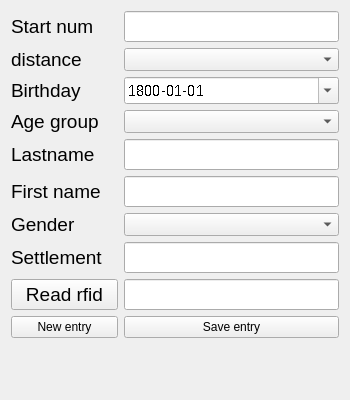
Above: src/views/localentry/localentry.ui from stivehu/um3 before the change. Below: the same form after it.
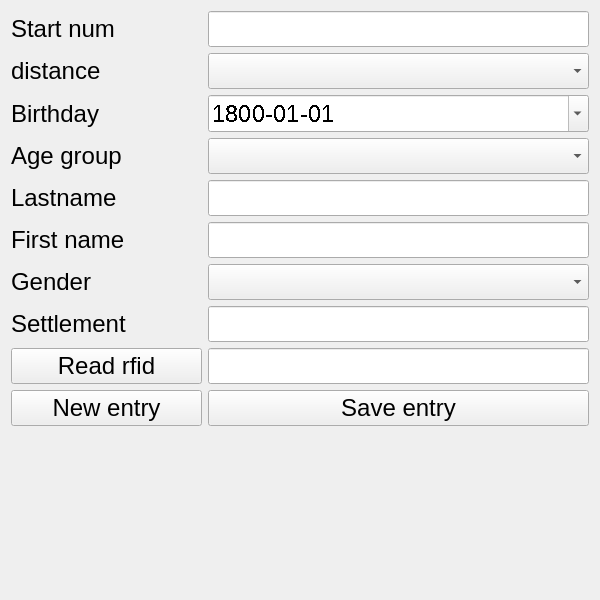
That is the form after the change.

```diff
--- a/src/views/localentry/localentry.ui
+++ b/src/views/localentry/localentry.ui
@@ -9,8 +9,8 @@
    <rect>
     <x>0</x>
     <y>0</y>
-    <width>350</width>
-    <height>400</height>
+    <width>600</width>
+    <height>600</height>
    </rect>
   </property>
   <property name="sizePolicy">
@@ -47,7 +47,7 @@
              </property>
              <property name="font">
               <font>
-               <pointsize>14</pointsize>
+               <pointsize>18</pointsize>
               </font>
              </property>
              <property name="text">
@@ -68,7 +68,7 @@
              </property>
              <property name="font">
               <font>
-               <pointsize>14</pointsize>
+               <pointsize>18</pointsize>
               </font>
              </property>
              <property name="styleSheet">
@@ -90,7 +90,7 @@
              </property>
              <property name="font">
               <font>
-               <pointsize>14</pointsize>
+               <pointsize>18</pointsize>
               </font>
              </property>
              <property name="text">
@@ -106,6 +106,11 @@
                <verstretch>0</verstretch>
               </sizepolicy>
              </property>
+             <property name="font">
+              <font>
+               <pointsize>18</pointsize>
+              </font>
+             </property>
             </widget>
            </item>
           </layout>
@@ -122,7 +127,7 @@
              </property>
              <property name="font">
               <font>
-               <pointsize>14</pointsize>
+               <pointsize>18</pointsize>
               </font>
              </property>
              <property name="text">
@@ -140,7 +145,7 @@
              </property>
              <property name="font">
               <font>
-               <pointsize>11</pointsize>
+               <pointsize>18</pointsize>
                <stylestrategy>NoAntialias</stylestrategy>
                <kerning>false</kerning>
               </font>
@@ -207,7 +212,7 @@
              </property>
              <property name="font">
               <font>
-               <pointsize>14</pointsize>
+               <pointsize>18</pointsize>
               </font>
              </property>
              <property name="text">
@@ -223,6 +228,11 @@
                <verstretch>0</verstretch>
               </sizepolicy>
              </property>
+             <property name="font">
+              <font>
+               <pointsize>18</pointsize>
+              </font>
+             </property>
             </widget>
            </item>
           </layout>
@@ -245,7 +255,7 @@
              </property>
              <property name="font">
               <font>
-               <pointsize>14</pointsize>
+               <pointsize>18</pointsize>
               </font>
              </property>
              <property name="text">
@@ -266,7 +276,7 @@
              </property>
              <property name="font">
               <font>
-               <pointsize>14</pointsize>
+               <pointsize>18</pointsize>
               </font>
              </property>
              <property name="styleSheet">
@@ -288,7 +298,7 @@
              </property>
              <property name="font">
               <font>
-               <pointsize>14</pointsize>
+               <pointsize>18</pointsize>
               </font>
              </property>
              <property name="text">
@@ -309,7 +319,7 @@
              </property>
              <property name="font">
               <font>
-               <pointsize>14</pointsize>
+               <pointsize>18</pointsize>
               </font>
              </property>
              <property name="styleSheet">
@@ -331,7 +341,7 @@
              </property>
              <property name="font">
               <font>
-               <pointsize>14</pointsize>
+               <pointsize>18</pointsize>
               </font>
              </property>
              <property name="text">
@@ -347,6 +357,11 @@
                <verstretch>0</verstretch>
               </sizepolicy>
              </property>
+             <property name="font">
+              <font>
+               <pointsize>18</pointsize>
+              </font>
+             </property>
              <property name="currentIndex">
               <number>-1</number>
              </property>
@@ -381,7 +396,7 @@
              </property>
              <property name="font">
               <font>
-               <pointsize>14</pointsize>
+               <pointsize>18</pointsize>
               </font>
              </property>
              <property name="text">
@@ -402,7 +417,7 @@
              </property>
              <property name="font">
               <font>
-               <pointsize>14</pointsize>
+               <pointsize>18</pointsize>
               </font>
              </property>
              <property name="styleSheet">
@@ -424,7 +439,7 @@
              </property>
              <property name="font">
               <font>
-               <pointsize>14</pointsize>
+               <pointsize>18</pointsize>
               </font>
              </property>
              <property name="text">
@@ -445,7 +460,7 @@
              </property>
              <property name="font">
               <font>
-               <pointsize>14</pointsize>
+               <pointsize>18</pointsize>
               </font>
              </property>
              <property name="styleSheet">
@@ -467,6 +482,11 @@
              <verstretch>0</verstretch>
             </sizepolicy>
            </property>
+           <property name="font">
+            <font>
+             <pointsize>18</pointsize>
+            </font>
+           </property>
            <property name="text">
             <string>New entry</string>
            </property>
@@ -480,6 +500,11 @@
              <verstretch>0</verstretch>
             </sizepolicy>
            </property>
+           <property name="font">
+            <font>
+             <pointsize>18</pointsize>
+            </font>
+           </property>
            <property name="statusTip">
             <string/>
            </property>
@@ -500,6 +525,11 @@
          <verstretch>0</verstretch>
         </sizepolicy>
        </property>
+       <property name="font">
+        <font>
+         <pointsize>18</pointsize>
+        </font>
+       </property>
        <property name="text">
         <string/>
        </property>
```
